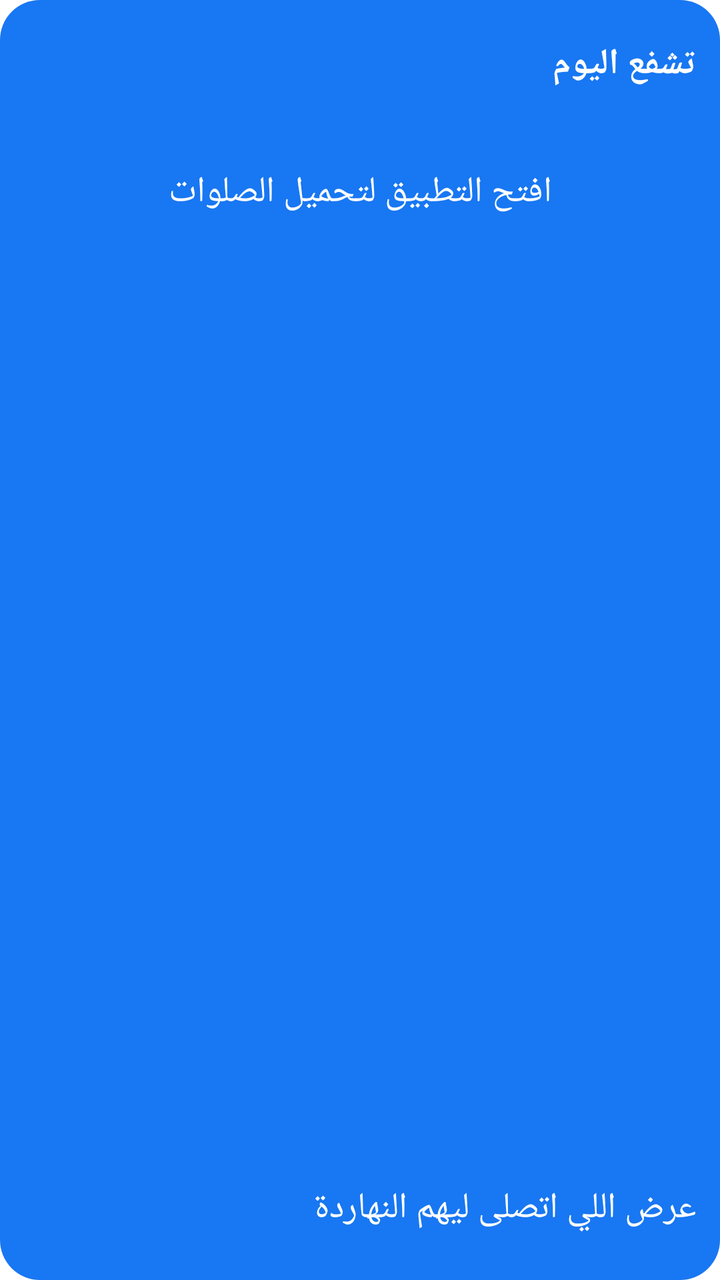
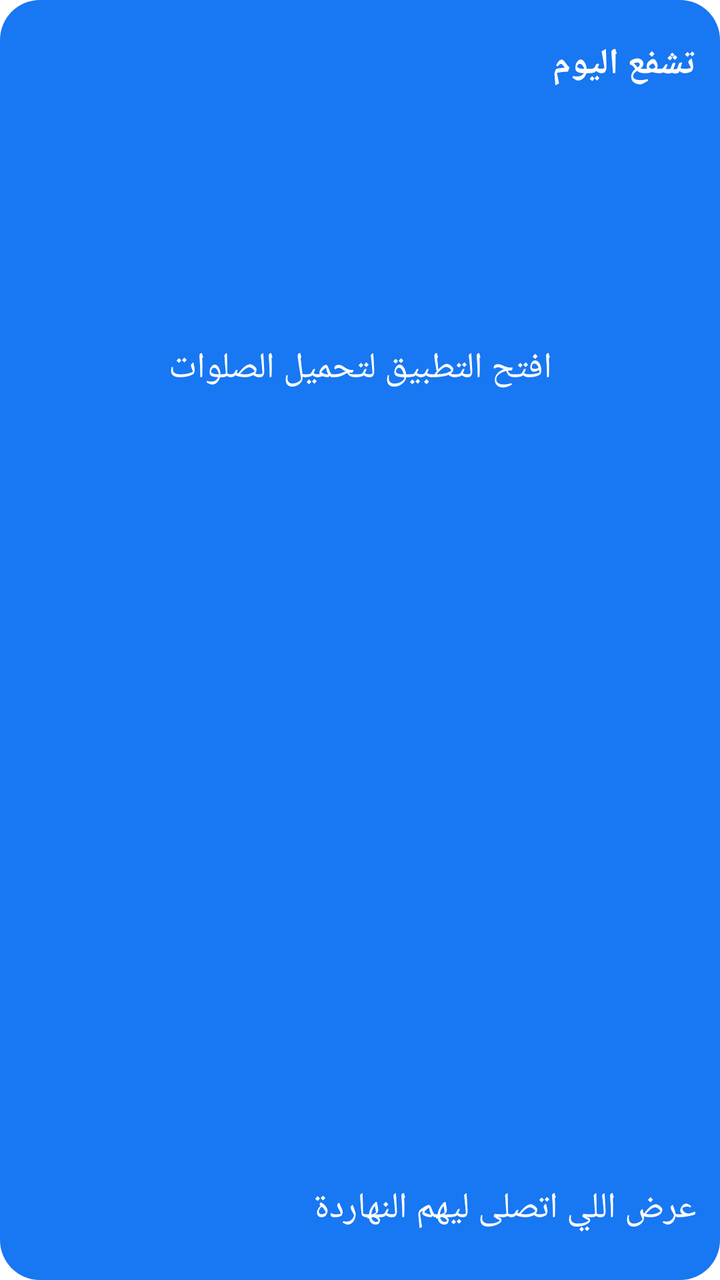

Before-and-after screenshots of an Android layout around one commit, followed by the original layout XML and the change that was made.
<!-- AndroidManifest.xml: fallback theme Theme.MaterialComponents.DayNight.NoActionBar -->
<!-- res/layout/intercede_widget.xml -->
<?xml version="1.0" encoding="utf-8"?>
<LinearLayout xmlns:android="http://schemas.android.com/apk/res/android" android:layout_width="match_parent" android:layout_height="match_parent" android:orientation="vertical" android:layoutDirection="rtl" android:padding="12dp" android:background="@drawable/verse_widget_bg">
    <TextView android:id="@+id/intercede_title" android:layout_width="match_parent" android:layout_height="40dp" android:gravity="center_vertical|start" android:text="تشفع اليوم" android:textStyle="bold" android:fontFamily="@font/cairo" android:textColor="#FFFFFF" android:textSize="16sp" android:autoSizeTextType="uniform" android:autoSizeStepGranularity="1sp" android:autoSizeMinTextSize="10sp" android:autoSizeMaxTextSize="18sp" />
    <TextView android:id="@+id/intercede_message" android:layout_width="match_parent" android:layout_height="0dp" android:minHeight="48dp" android:gravity="center" android:text="افتح التطبيق لتحميل الصلوات" android:fontFamily="@font/cairo" android:textColor="#FFFFFF" android:textSize="14sp" android:autoSizeTextType="uniform" android:autoSizeStepGranularity="1sp" android:autoSizeMinTextSize="10sp" android:autoSizeMaxTextSize="18sp" android:layout_weight="1" android:maxLines="4" />
    <TextView android:id="@+id/intercede_row_1" android:layout_width="match_parent" android:layout_height="0dp" android:gravity="center_vertical|start" android:fontFamily="@font/cairo" android:textSize="14sp" android:textColor="#FFFFFF" android:maxLines="3" android:ellipsize="end" android:background="?android:attr/selectableItemBackground" android:autoSizeTextType="uniform" android:autoSizeStepGranularity="1sp" android:autoSizeMinTextSize="10sp" android:autoSizeMaxTextSize="22sp" android:layout_weight="1" android:minHeight="48dp" />
    <TextView android:id="@+id/intercede_row_2" android:layout_width="match_parent" android:layout_height="0dp" android:gravity="center_vertical|start" android:fontFamily="@font/cairo" android:textSize="14sp" android:textColor="#FFFFFF" android:maxLines="3" android:ellipsize="end" android:background="?android:attr/selectableItemBackground" android:autoSizeTextType="uniform" android:autoSizeStepGranularity="1sp" android:autoSizeMinTextSize="10sp" android:autoSizeMaxTextSize="22sp" android:layout_weight="1" android:minHeight="48dp" />
    <TextView android:id="@+id/intercede_row_3" android:layout_width="match_parent" android:layout_height="0dp" android:gravity="center_vertical|start" android:fontFamily="@font/cairo" android:textSize="14sp" android:textColor="#FFFFFF" android:maxLines="3" android:ellipsize="end" android:background="?android:attr/selectableItemBackground" android:autoSizeTextType="uniform" android:autoSizeStepGranularity="1sp" android:autoSizeMinTextSize="10sp" android:autoSizeMaxTextSize="22sp" android:layout_weight="1" android:minHeight="48dp" />
    <TextView android:id="@+id/intercede_row_4" android:layout_width="match_parent" android:layout_height="0dp" android:gravity="center_vertical|start" android:fontFamily="@font/cairo" android:textSize="14sp" android:textColor="#FFFFFF" android:maxLines="3" android:ellipsize="end" android:background="?android:attr/selectableItemBackground" android:autoSizeTextType="uniform" android:autoSizeStepGranularity="1sp" android:autoSizeMinTextSize="10sp" android:autoSizeMaxTextSize="22sp" android:layout_weight="1" android:minHeight="48dp" />
    <TextView android:id="@+id/intercede_row_5" android:layout_width="match_parent" android:layout_height="0dp" android:gravity="center_vertical|start" android:fontFamily="@font/cairo" android:textSize="14sp" android:textColor="#FFFFFF" android:maxLines="3" android:ellipsize="end" android:background="?android:attr/selectableItemBackground" android:autoSizeTextType="uniform" android:autoSizeStepGranularity="1sp" android:autoSizeMinTextSize="10sp" android:autoSizeMaxTextSize="22sp" android:layout_weight="1" android:minHeight="48dp" />
    <TextView android:id="@+id/intercede_toggle" android:layout_width="match_parent" android:layout_height="48dp" android:gravity="center_vertical|start" android:fontFamily="@font/cairo" android:textSize="13sp" android:textColor="#FFFFFF" android:maxLines="2" android:background="?android:attr/selectableItemBackground" android:text="عرض اللي اتصلى ليهم النهاردة" android:autoSizeTextType="uniform" android:autoSizeStepGranularity="1sp" android:autoSizeMinTextSize="10sp" android:autoSizeMaxTextSize="18sp" />
</LinearLayout>
<!-- resources referenced by this layout -->
<resources>
  <!-- drawable verse_widget_bg (drawable) -->
  <?xml version="1.0" encoding="utf-8"?>
  <shape xmlns:android="http://schemas.android.com/apk/res/android">
      <solid android:color="#1877F2" />
      <corners android:radius="20dp" />
  </shape>
</resources>

<!-- the commit's change to res/layout/intercede_widget.xml (unified diff, before → after) -->
@@ -2,10 +2,9 @@
 <LinearLayout xmlns:android="http://schemas.android.com/apk/res/android" android:layout_width="match_parent" android:layout_height="match_parent" android:orientation="vertical" android:layoutDirection="rtl" android:padding="12dp" android:background="@drawable/verse_widget_bg">
     <TextView android:id="@+id/intercede_title" android:layout_width="match_parent" android:layout_height="40dp" android:gravity="center_vertical|start" android:text="تشفع اليوم" android:textStyle="bold" android:fontFamily="@font/cairo" android:textColor="#FFFFFF" android:textSize="16sp" android:autoSizeTextType="uniform" android:autoSizeStepGranularity="1sp" android:autoSizeMinTextSize="10sp" android:autoSizeMaxTextSize="18sp" />
     <TextView android:id="@+id/intercede_message" android:layout_width="match_parent" android:layout_height="0dp" android:minHeight="48dp" android:gravity="center" android:text="افتح التطبيق لتحميل الصلوات" android:fontFamily="@font/cairo" android:textColor="#FFFFFF" android:textSize="14sp" android:autoSizeTextType="uniform" android:autoSizeStepGranularity="1sp" android:autoSizeMinTextSize="10sp" android:autoSizeMaxTextSize="18sp" android:layout_weight="1" android:maxLines="4" />
-    <TextView android:id="@+id/intercede_row_1" android:layout_width="match_parent" android:layout_height="0dp" android:gravity="center_vertical|start" android:fontFamily="@font/cairo" android:textSize="14sp" android:textColor="#FFFFFF" android:maxLines="3" android:ellipsize="end" android:background="?android:attr/selectableItemBackground" android:autoSizeTextType="uniform" android:autoSizeStepGranularity="1sp" android:autoSizeMinTextSize="10sp" android:autoSizeMaxTextSize="22sp" android:layout_weight="1" android:minHeight="48dp" />
-    <TextView android:id="@+id/intercede_row_2" android:layout_width="match_parent" android:layout_height="0dp" android:gravity="center_vertical|start" android:fontFamily="@font/cairo" android:textSize="14sp" android:textColor="#FFFFFF" android:maxLines="3" android:ellipsize="end" android:background="?android:attr/selectableItemBackground" android:autoSizeTextType="uniform" android:autoSizeStepGranularity="1sp" android:autoSizeMinTextSize="10sp" android:autoSizeMaxTextSize="22sp" android:layout_weight="1" android:minHeight="48dp" />
-    <TextView android:id="@+id/intercede_row_3" android:layout_width="match_parent" android:layout_height="0dp" android:gravity="center_vertical|start" android:fontFamily="@font/cairo" android:textSize="14sp" android:textColor="#FFFFFF" android:maxLines="3" android:ellipsize="end" android:background="?android:attr/selectableItemBackground" android:autoSizeTextType="uniform" android:autoSizeStepGranularity="1sp" android:autoSizeMinTextSize="10sp" android:autoSizeMaxTextSize="22sp" android:layout_weight="1" android:minHeight="48dp" />
-    <TextView android:id="@+id/intercede_row_4" android:layout_width="match_parent" android:layout_height="0dp" android:gravity="center_vertical|start" android:fontFamily="@font/cairo" android:textSize="14sp" android:textColor="#FFFFFF" android:maxLines="3" android:ellipsize="end" android:background="?android:attr/selectableItemBackground" android:autoSizeTextType="uniform" android:autoSizeStepGranularity="1sp" android:autoSizeMinTextSize="10sp" android:autoSizeMaxTextSize="22sp" android:layout_weight="1" android:minHeight="48dp" />
-    <TextView android:id="@+id/intercede_row_5" android:layout_width="match_parent" android:layout_height="0dp" android:gravity="center_vertical|start" android:fontFamily="@font/cairo" android:textSize="14sp" android:textColor="#FFFFFF" android:maxLines="3" android:ellipsize="end" android:background="?android:attr/selectableItemBackground" android:autoSizeTextType="uniform" android:autoSizeStepGranularity="1sp" android:autoSizeMinTextSize="10sp" android:autoSizeMaxTextSize="22sp" android:layout_weight="1" android:minHeight="48dp" />
+    <ListView android:id="@+id/intercede_list" android:layout_width="match_parent"
+        android:layout_height="0dp" android:layout_weight="1" android:minHeight="48dp"
+        android:divider="@android:color/transparent" android:dividerHeight="6dp"
+        android:scrollbars="vertical" />
     <TextView android:id="@+id/intercede_toggle" android:layout_width="match_parent" android:layout_height="48dp" android:gravity="center_vertical|start" android:fontFamily="@font/cairo" android:textSize="13sp" android:textColor="#FFFFFF" android:maxLines="2" android:background="?android:attr/selectableItemBackground" android:text="عرض اللي اتصلى ليهم النهاردة" android:autoSizeTextType="uniform" android:autoSizeStepGranularity="1sp" android:autoSizeMinTextSize="10sp" android:autoSizeMaxTextSize="18sp" />
 </LinearLayout>
